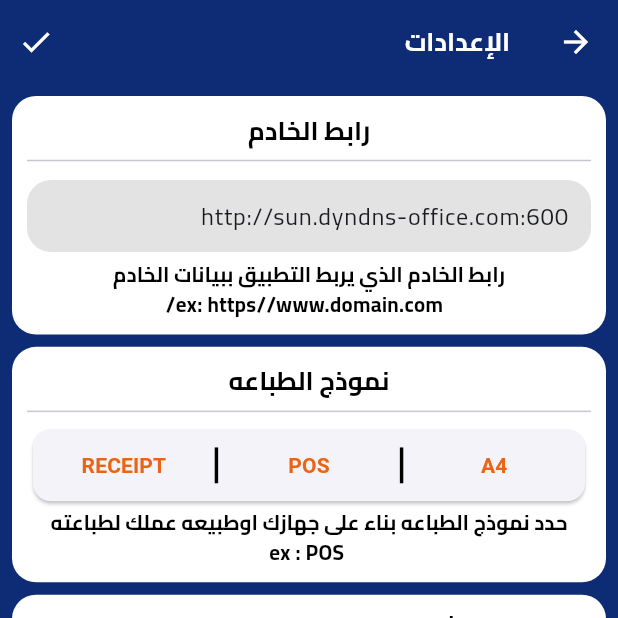
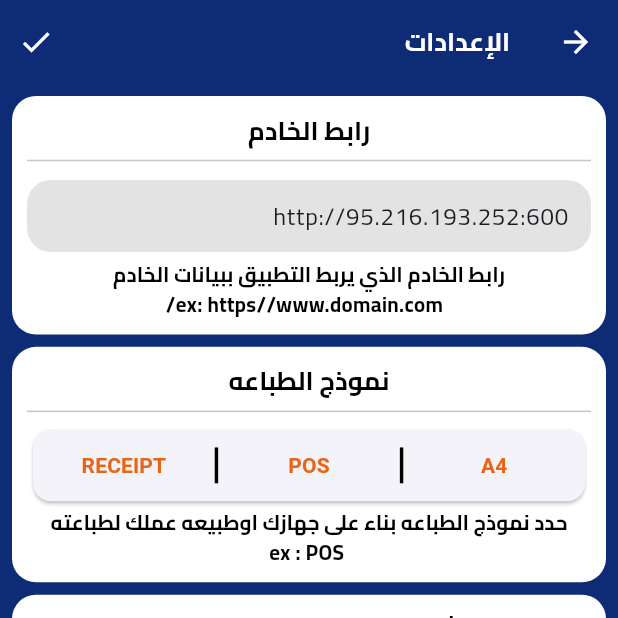
Before and after one commit to bishoy-girgis/easy_erp, a Flutter app: the SettingsView screen opened by its route, on a phone screen of 412 x 824 dp, the top half of it. Run offline on Flutter 3.47's test engine with Material 3 defaults, Android fonts, the phone set to English and light mode, and no system bars; our stand-ins replace bloc, dartz, dio, dropdown_search, equatable, flutter_bloc and 12 more; missing offline and left inert: spelling_number; accounts and stored records are empty; generated files the repository leaves out were written again.

```diff
--- a/lib/core/api/api_service.dart
+++ b/lib/core/api/api_service.dart
@@ -7,7 +7,7 @@ import '../../data/services/local/shared_pref.dart';
 
 class ApiService {
    String get _baseUrl {
-    return SharedPref.get(key: "baseUrl") ?? "http://sun.dyndns-office.com:600";
+    return SharedPref.get(key: "baseUrl") ?? "http://95.216.193.252:600";
   }
   Dio dio;
   ApiService(this.dio);
--- a/lib/core/helper/app_constants.dart
+++ b/lib/core/helper/app_constants.dart
@@ -10,7 +10,7 @@ class AppConstants {
   static int vatType = SharedPref.get(key: "VATType");
 
   static String baseUrl =
-      SharedPref.get(key: "baseUrl") ?? "http://sun.dyndns-office.com:600";
+      SharedPref.get(key: "baseUrl") ?? "http://95.216.193.252:600";
   //"http://sun.dyndns-office.com:600"
   //"http://95.216.193.252:600"
 
@@ -64,12 +64,12 @@ class AppConstants {
     branchID = SharedPref.get(key: "branchID");
     ccid = SharedPref.get(key: "ccid");
     vatType = SharedPref.get(key: "VATType");
-    baseUrl = SharedPref.get(key: "baseUrl") ?? "http://sun.dyndns-office.com:600";
+    baseUrl = SharedPref.get(key: "baseUrl") ?? "http://95.216.193.252:600";
     accessToken = SharedPref.get(key: "accessToken");
   }
 
   static void updateSettingValues() {
-    baseUrl = SharedPref.get(key: "baseUrl") ?? "http://sun.dyndns-office.com:600";
+    baseUrl = SharedPref.get(key: "baseUrl") ?? "http://95.216.193.252:600";
     branchName = SharedPref.get(key: "branchName") ?? "";
     branchAddress = SharedPref.get(key: "branchAddress") ?? "";
     taxNumber = SharedPref.get(key: "taxNumber") ?? "";
```
